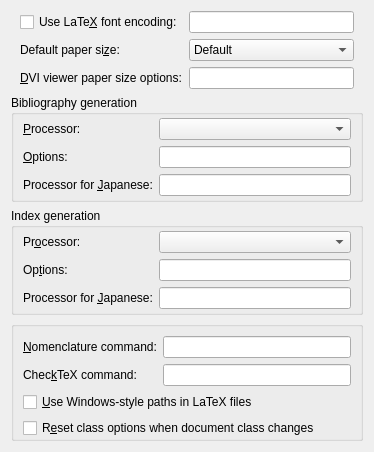
Qt form src/frontends/qt4/ui/PrefLatexUi.ui (cburschka/lyx) before a commit.
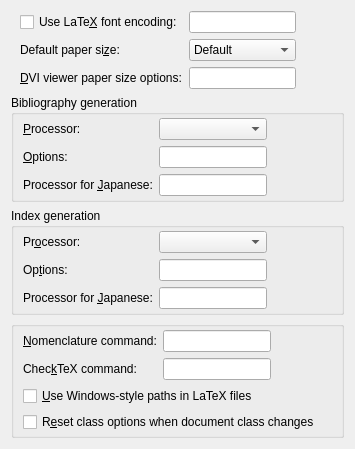
The same form after that commit.

```diff
--- a/src/frontends/qt4/ui/PrefLatexUi.ui
+++ b/src/frontends/qt4/ui/PrefLatexUi.ui
@@ -5,8 +5,8 @@
    <rect>
     <x>0</x>
     <y>0</y>
-    <width>374</width>
-    <height>399</height>
+    <width>355</width>
+    <height>402</height>
    </rect>
   </property>
   <property name="windowTitle">
@@ -111,7 +111,20 @@
      </item>
     </layout>
    </item>
-   <item row="1" column="0">
+   <item row="0" column="1">
+    <spacer name="horizontalSpacer_4">
+     <property name="orientation">
+      <enum>Qt::Horizontal</enum>
+     </property>
+     <property name="sizeHint" stdset="0">
+      <size>
+       <width>33</width>
+       <height>20</height>
+      </size>
+     </property>
+    </spacer>
+   </item>
+   <item row="1" column="0" colspan="2">
     <widget class="QGroupBox" name="bibtexGB">
      <property name="title">
       <string>Bibliography generation</string>
@@ -156,6 +169,19 @@
         </property>
        </widget>
       </item>
+      <item row="1" column="2">
+       <spacer name="horizontalSpacer">
+        <property name="orientation">
+         <enum>Qt::Horizontal</enum>
+        </property>
+        <property name="sizeHint" stdset="0">
+         <size>
+          <width>52</width>
+          <height>20</height>
+         </size>
+        </property>
+       </spacer>
+      </item>
       <item row="2" column="0">
        <widget class="QLabel" name="latexJBibtexLA">
         <property name="text">
@@ -176,7 +202,7 @@
      </layout>
     </widget>
    </item>
-   <item row="2" column="0">
+   <item row="2" column="0" colspan="2">
     <widget class="QGroupBox" name="indexGB">
      <property name="title">
       <string>Index generation</string>
@@ -204,6 +230,19 @@
       <item row="0" column="1">
        <widget class="QComboBox" name="latexIndexCO"/>
       </item>
+      <item row="0" column="2" rowspan="2">
+       <spacer name="horizontalSpacer_2">
+        <property name="orientation">
+         <enum>Qt::Horizontal</enum>
+        </property>
+        <property name="sizeHint" stdset="0">
+         <size>
+          <width>52</width>
+          <height>20</height>
+         </size>
+        </property>
+       </spacer>
+      </item>
       <item row="1" column="0">
        <widget class="QLabel" name="latexIndexOptionsLA">
         <property name="text">
@@ -241,7 +280,7 @@
      </layout>
     </widget>
    </item>
-   <item row="3" column="0">
+   <item row="3" column="0" colspan="2">
     <widget class="QGroupBox" name="groupBox">
      <property name="title">
       <string/>
@@ -250,8 +289,11 @@
       <bool>true</bool>
      </property>
      <layout class="QGridLayout" name="gridLayout_3">
+      <property name="topMargin">
+       <number>3</number>
+      </property>
       <property name="bottomMargin">
-       <number>0</number>
+       <number>3</number>
       </property>
       <item row="0" column="0">
        <widget class="QLabel" name="latexNomenclLA">
@@ -287,6 +329,19 @@
         </property>
        </widget>
       </item>
+      <item row="1" column="2">
+       <spacer name="horizontalSpacer_3">
+        <property name="orientation">
+         <enum>Qt::Horizontal</enum>
+        </property>
+        <property name="sizeHint" stdset="0">
+         <size>
+          <width>51</width>
+          <height>20</height>
+         </size>
+        </property>
+       </spacer>
+      </item>
       <item row="2" column="0" colspan="2">
        <widget class="QCheckBox" name="pathCB">
         <property name="enabled">
@@ -306,7 +361,7 @@
         </property>
        </widget>
       </item>
-      <item row="3" column="0" colspan="2">
+      <item row="3" column="0" colspan="3">
        <widget class="QCheckBox" name="latexAutoresetCB">
         <property name="toolTip">
          <string>Set class options to default on class change</string>
```
